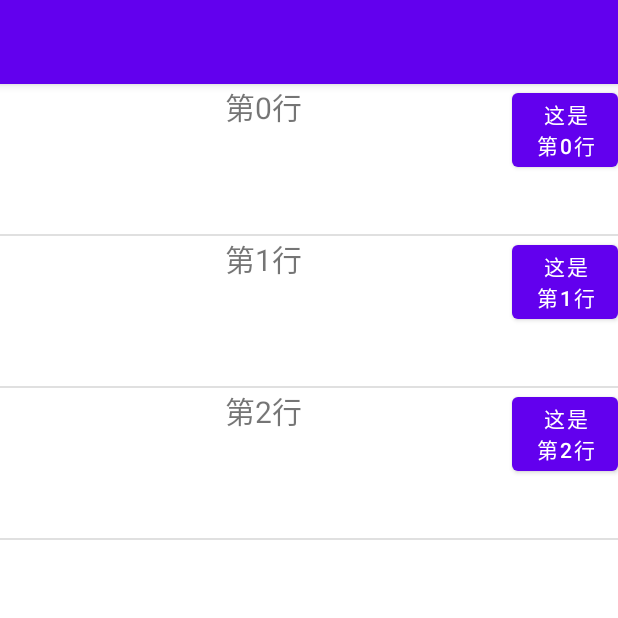
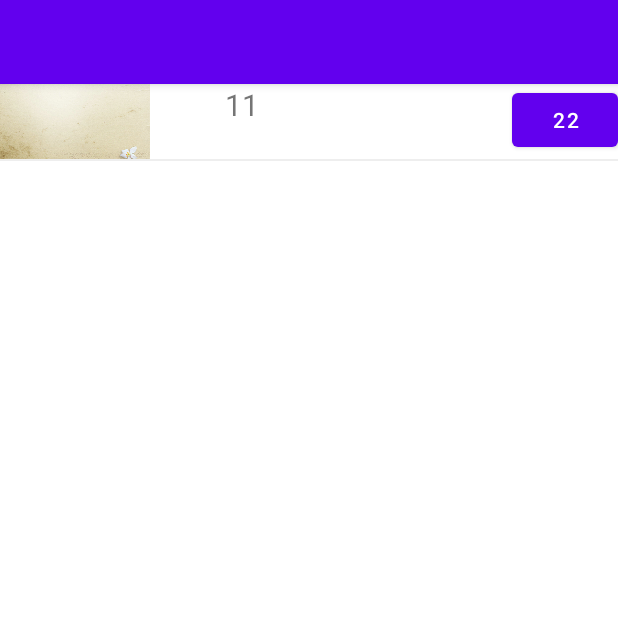
Before and after one commit to JialiLiuu/Android-draw, an Android app: the ViewWork screen opened directly, with no data from a screen before it, on a phone screen of 412 x 824 dp, the top half of it. Run offline under Robolectric (Android 15) with nearby library versions, the phone set to English and light mode, and no system bars.

Commit message:
滑动删除功能完成，下一步完成照片从虚拟机中删除

```diff
--- a/app/build.gradle
+++ b/app/build.gradle
@@ -35,4 +35,5 @@ dependencies {
     testImplementation 'junit:junit:4.+'
     androidTestImplementation 'androidx.test.ext:junit:1.1.3'
     androidTestImplementation 'androidx.test.espresso:espresso-core:3.4.0'
+
 }
--- /dev/null
+++ b/app/src/main/java/com/example/myapplication/Adapter.java
@@ -0,0 +1,106 @@
+package com.example.myapplication;
+
+import android.content.Context;
+import android.view.LayoutInflater;
+import android.view.View;
+import android.view.ViewGroup;
+import android.widget.ImageView;
+import android.widget.TextView;
+
+import androidx.annotation.NonNull;
+import androidx.recyclerview.widget.RecyclerView;
+
+import java.util.ArrayList;
+import java.util.List;
+
+public class Adapter extends RecyclerView.Adapter<Adapter.MyViewHolder> {
+
+    //图标数组
+    private int[] icons = {R.drawable.bg};
+
+    //名字数组
+    private int[] names = {11};
+
+    //信息数组
+    private int[] infos = {22};
+
+    private Context lContent;//定义上下文
+
+    //集合
+    private List<Integer> listIcon = new ArrayList<>();
+    private List<Integer> listName = new ArrayList<>();
+    private List<Integer> listInfo = new ArrayList<>();
+
+    public Adapter(Context lContent) {
+        this.lContent = lContent;
+        //设置菜单行数与行内图标、名称、信息
+        for (int i = 0; i < 1; i++) {
+            listIcon.add(icons[i]);
+            listName.add(names[i]);
+            listInfo.add(infos[i]);
+        }
+    }
+
+    @NonNull
+    @Override
+    public MyViewHolder onCreateViewHolder(@NonNull ViewGroup parent, int viewType) {
+        //获取列表中每行的布局文件
+        View view = LayoutInflater.from(lContent).inflate(R.layout.item_picture, parent, false);
+        return new MyViewHolder(view);
+    }
+
+    //设置列表中行所显示的内容
+    @Override
+    public void onBindViewHolder(@NonNull final MyViewHolder holder, int position) {
+        //设置图标
+        holder.img.setBackgroundResource(listIcon.get(position));
+        //设置名称
+        holder.name.setText(""+listName.get(position));
+        //设置信息
+        holder.info.setText(""+listInfo.get(position));
+        //设置内容宽度为屏幕的宽度
+        holder.layout_content.getLayoutParams().width = Utils.getScreenWidth(lContent);
+
+        //删除按钮的方法
+        holder.btn_delete.setOnClickListener(new View.OnClickListener() {
+            @Override
+            public void onClick(View v) {
+                int n = holder.getLayoutPosition();//获取要删除行的位置
+                removeData(n);//删除列表中指定的行
+            }
+        });
+    }
+
+    //返回行的总数
+    @Override
+    public int getItemCount() {
+        return listIcon.size();
+    }
+
+    //删除列表行中信息的方法
+    public void removeData(int position){
+        listIcon.remove(position);//删除图标
+        listName.remove(position);//删除行中名字
+        listInfo.remove(position);//删除信息
+        notifyItemRemoved(position);//删除行
+    }
+
+
+    class MyViewHolder extends RecyclerView.ViewHolder {
+
+        public TextView btn_delete;
+        public TextView name, info;//名字与信息
+        public ImageView img;//图标
+        public ViewGroup layout_content;//图标与信息布局
+
+        //获取控件
+        public MyViewHolder(View itemView) {
+            super(itemView);
+            name = itemView.findViewById(R.id.ItemTitle);
+            info = itemView.findViewById(R.id.ItemText);
+            img = itemView.findViewById(R.id.ItemImage);
+            layout_content = itemView.findViewById(R.id.layout_content);
+            btn_delete = itemView.findViewById(R.id.tv_delete);
+        }
+    }
+}
--- a/app/src/main/java/com/example/myapplication/MainActivity.java
+++ b/app/src/main/java/com/example/myapplication/MainActivity.java
@@ -55,6 +55,7 @@ public class MainActivity extends AppCompatActivity implements View.OnClickListe
     }
 
     private void viewPicture() {
-
+        Intent intent = new Intent(this,ViewWork.class);
+        MainActivity.this.startActivity(intent);
     }
 }
--- /dev/null
+++ b/app/src/main/java/com/example/myapplication/SlideButton.java
@@ -0,0 +1,100 @@
+package com.example.myapplication;
+
+import android.annotation.SuppressLint;
+import android.content.Context;
+import android.database.Cursor;
+import android.os.Bundle;
+import android.provider.MediaStore;
+import android.util.AttributeSet;
+import android.util.Log;
+import android.view.MotionEvent;
+import android.widget.HorizontalScrollView;
+import android.widget.ImageView;
+import android.widget.ListView;
+import android.widget.SimpleAdapter;
+import android.widget.TextView;
+
+import androidx.appcompat.app.AppCompatActivity;
+
+import java.util.ArrayList;
+import java.util.HashMap;
+import java.util.List;
+import java.util.Map;
+
+public class SlideButton extends HorizontalScrollView {
+
+    ArrayList paths = null;
+    ArrayList names= null;
+    List<Map<String, Object>> listItems;
+
+    private ArrayList<HashMap<String, Object>> lists;
+    private SimpleAdapter adapter;
+    private ListView listView;
+    private String[] theme = {"张明", "李明", "李明"};
+    private String[] content = {"600 602 501", "666 620 502", "666 620 503"};
+    private int imageViews = R.mipmap.ic_launcher;
+
+    private static final String TAG = "SlidingButtonView";
+    private TextView lTextView_Delete;//删除按钮
+    private int lScrollWith;//横向滚动范围
+    private boolean first = false; //标记第一次进入获取删除按钮控件
+
+    public SlideButton(Context context) {
+        this(context, null);
+    }
+
+    public SlideButton(Context context, AttributeSet attrs) {
+        this(context, attrs, 0);
+    }
+
+    public SlideButton(Context context, AttributeSet attrs, int defStyleAttr) {
+        super(context, attrs, defStyleAttr);
+        this.setOverScrollMode(OVER_SCROLL_NEVER);
+    }
+
+    @Override
+    protected void onMeasure(int widthMeasureSpec, int heightMeasureSpec) {
+        super.onMeasure(widthMeasureSpec, heightMeasureSpec);
+        //第一次进入时获取删除控件
+        if (!first) {
+            lTextView_Delete = findViewById(R.id.tv_delete);
+            first = true;//修改标记
+        }
+    }
+
+    @Override
+    protected void onLayout(boolean changed, int l, int t, int r, int b) {
+        super.onLayout(changed, l, t, r, b);
+        //默认隐藏删除按钮
+        if (changed) {
+            this.scrollTo(0, 0);
+            //获取水平滚动条可以滚动的范围，也就是右侧删除按钮的宽度
+            lScrollWith = lTextView_Delete.getWidth();
+        }
+    }
+
+    //手势判断
+    @Override
+    public boolean onTouchEvent(MotionEvent ev) {
+        switch (ev.getAction()) {
+            case MotionEvent.ACTION_UP:
+            case MotionEvent.ACTION_CANCEL:
+                Log.d(TAG, "onTouchEvent: ");
+                changeScrollx();
+                return true;
+        }
+        return super.onTouchEvent(ev);
+    }
+
+    //根据滑动距离判断是否显示删除按钮
+    private void changeScrollx() {
+        //触摸滑动的距离大于删除按钮的一半时
+        if (getScrollX() >= (lScrollWith / 2)) {
+            //显示删除按钮
+            this.smoothScrollTo(lScrollWith, 0);
+        } else {
+            //隐藏删除按钮
+            this.smoothScrollTo(0, 0);
+        }
+    }
+}
--- /dev/null
+++ b/app/src/main/java/com/example/myapplication/Utils.java
@@ -0,0 +1,22 @@
+package com.example.myapplication;
+
+import android.content.Context;
+import android.util.DisplayMetrics;
+import android.view.WindowManager;
+
+public class Utils {
+
+    //获取屏幕宽度
+    public static int getScreenWidth(Context context){
+        //获取窗口管理服务
+        WindowManager wm = (WindowManager) context.getSystemService(Context.WINDOW_SERVICE);
+
+        //屏幕参数对象
+        DisplayMetrics outMetrics = new DisplayMetrics();
+
+        //获取屏幕参数
+        wm.getDefaultDisplay().getMetrics(outMetrics);
+
+        return outMetrics.widthPixels;
+    }
+}
--- a/app/src/main/java/com/example/myapplication/ViewWork.java
+++ b/app/src/main/java/com/example/myapplication/ViewWork.java
@@ -1,15 +1,23 @@
 package com.example.myapplication;
 
 import android.annotation.SuppressLint;
+import android.content.Context;
 import android.database.Cursor;
 import android.os.Bundle;
 import android.provider.MediaStore;
+import android.util.AttributeSet;
 import android.util.Log;
+import android.view.MotionEvent;
+import android.widget.HorizontalScrollView;
 import android.widget.ImageView;
 import android.widget.ListView;
 import android.widget.SimpleAdapter;
+import android.widget.TextView;
 
 import androidx.appcompat.app.AppCompatActivity;
+import androidx.recyclerview.widget.DefaultItemAnimator;
+import androidx.recyclerview.widget.LinearLayoutManager;
+import androidx.recyclerview.widget.RecyclerView;
 
 import java.util.ArrayList;
 import java.util.HashMap;
@@ -18,71 +26,91 @@ import java.util.Map;
 
 public class ViewWork extends AppCompatActivity {
 
-    ArrayList paths = null;
-    ArrayList names= null;
-    List<Map<String, Object>> listItems;
-
-    private ArrayList<HashMap<String, Object>> lists;
-    private SimpleAdapter adapter;
-    private ListView listView;
-    private String[] theme = {"张明", "李明", "李明"};
-    private String[] content = {"600 602 501", "666 620 502", "666 620 503"};
-    private int imageViews = R.mipmap.ic_launcher;
+    private RecyclerView mRecyclerView;
+    private Adapter mAdapter;
 
     @Override
     protected void onCreate(Bundle savedInstanceState) {
         super.onCreate(savedInstanceState);
         setContentView(R.layout.activity_view_work);
-        GetImagesPath();
-        Log.i("GetImagesPath", "onCreate: listItems.size " + listItems.size());
-
-        lists = new ArrayList<>();
-        for (int i = 0; i < theme.length; i++) {
-            HashMap<String, Object> map = new HashMap<>();
-            map.put("ItemImage", "/storage/emulated/0/Pictures/1635314041098.jpg");//加入图片
-            map.put("ItemTitle", "第"+i+"行");
-            map.put("ItemText", "这是第"+i+"行");
-            lists.add(map);
-        }
-        listView = (ListView)findViewById(R.id.lv);
-        //适配器指定应用自己定义的xml格式
-        SimpleAdapter mSimpleAdapter = new SimpleAdapter(this,lists,//需要绑定的数据
-                R.layout.item_picture,//每一行的布局
-                //动态数组中的数据源的键对应到定义布局的View中
-                new String[] {"ItemImage","ItemTitle", "ItemText"},
-                new int[] {R.id.ItemImage,R.id.ItemTitle,R.id.ItemText});
-
-        listView.setAdapter(mSimpleAdapter);
+        initView();//调用初始化控件方法
+        setAdapter();//调用设置适配器方法
     }
 
-    void GetImagesPath(){
+    /**
+     * 设置适配器方法
+     */
+    private void setAdapter() {
+        //设置布局管理器
+        mRecyclerView.setLayoutManager(new LinearLayoutManager(this));
+        //设置适配器
+        mRecyclerView.setAdapter(mAdapter = new Adapter(this));
+        //设置列表中子项的动画
+        mRecyclerView.setItemAnimator(new DefaultItemAnimator());
+    }
 
-        paths = new ArrayList();
-        names = new ArrayList();
+    /**
+     * 初始化控件
+     */
+    private void initView() {
+        //获取列表控件
+        mRecyclerView = findViewById(R.id.lv);
+    }
 
-        Cursor cursor = getContentResolver().query(
-                MediaStore.Images.Media.EXTERNAL_CONTENT_URI, null, null, null, null);
-        while (cursor.moveToNext()) {
-            //获取图片的名称
-            @SuppressLint("Range") String name = cursor.getString(cursor.getColumnIndex(MediaStore.Images.Media.DISPLAY_NAME));
-            // 获取图片的绝对路径
-            int column_index = cursor.getColumnIndexOrThrow(MediaStore.Images.Media.DATA);
-            String path = cursor.getString(column_index);
+//    @Override
+//    protected void onCreate(Bundle savedInstanceState) {
+//        super.onCreate(savedInstanceState);
+//        setContentView(R.layout.activity_view_work);
+//        GetImagesPath();
+//        Log.i("GetImagesPath", "onCreate: listItems.size " + listItems.size());
+//
+//        lists = new ArrayList<>();
+//        for (int i = 0; i < theme.length; i++) {
+//            HashMap<String, Object> map = new HashMap<>();
+//            map.put("ItemImage", "/storage/emulated/0/Pictures/1635314041098.jpg");//加入图片
+//            map.put("ItemTitle", "第"+i+"行");
+//            map.put("ItemText", "这是第"+i+"行");
+//            lists.add(map);
+//        }
+//        listView = (ListView)findViewById(R.id.lv);
+//        //适配器指定应用自己定义的xml格式
+//        SimpleAdapter mSimpleAdapter = new SimpleAdapter(this,lists,//需要绑定的数据
+//                R.layout.item_picture,//每一行的布局
+//                //动态数组中的数据源的键对应到定义布局的View中
+//                new String[] {"ItemImage","ItemTitle", "ItemText"},
+//                new int[] {R.id.ItemImage,R.id.ItemTitle,R.id.ItemText});
+//
+//        listView.setAdapter(mSimpleAdapter);
+//    }
 
-
-            paths.add(path);
-            names.add(name);
-
-            Log.i("GetImagesPath", "GetImagesPath: name = "+name+"  path = "+ path);
-
-
-        }
-        listItems = new ArrayList<>();
-        for (int i = 0; i < paths.size(); i++) {
-            Map<String, Object> map = new HashMap<>();
-            map.put("name", paths.get(i));
-            map.put("desc", names.get(i));
-            listItems.add(map);
-        }
-    }
+//    void GetImagesPath(){
+//
+//        paths = new ArrayList();
+//        names = new ArrayList();
+//
+//        Cursor cursor = getContentResolver().query(
+//                MediaStore.Images.Media.EXTERNAL_CONTENT_URI, null, null, null, null);
+//        while (cursor.moveToNext()) {
+//            //获取图片的名称
+//            @SuppressLint("Range") String name = cursor.getString(cursor.getColumnIndex(MediaStore.Images.Media.DISPLAY_NAME));
+//            // 获取图片的绝对路径
+//            int column_index = cursor.getColumnIndexOrThrow(MediaStore.Images.Media.DATA);
+//            String path = cursor.getString(column_index);
+//
+//
+//            paths.add(path);
+//            names.add(name);
+//
+//            Log.i("GetImagesPath", "GetImagesPath: name = "+name+"  path = "+ path);
+//
+//
+//        }
+//        listItems = new ArrayList<>();
+//        for (int i = 0; i < paths.size(); i++) {
+//            Map<String, Object> map = new HashMap<>();
+//            map.put("name", paths.get(i));
+//            map.put("desc", names.get(i));
+//            listItems.add(map);
+//        }
+//    }
 }
--- a/app/src/main/res/layout/activity_view_work.xml
+++ b/app/src/main/res/layout/activity_view_work.xml
@@ -1,12 +1,22 @@
 <?xml version="1.0" encoding="utf-8"?>
-<LinearLayout xmlns:android="http://schemas.android.com/apk/res/android"
-    android:layout_width="fill_parent"
-    android:layout_height="fill_parent"
-    >
-    <!-- 添加一个ListView控件 -->
-    <ListView
+<RelativeLayout
+    xmlns:android="http://schemas.android.com/apk/res/android"
+    xmlns:app="http://schemas.android.com/apk/res-auto"
+    xmlns:tools="http://schemas.android.com/tools"
+    android:layout_width="match_parent"
+    android:layout_height="match_parent"
+    tools:context=".MainActivity">
+
+
+    <androidx.recyclerview.widget.RecyclerView
         android:id="@+id/lv"
-        android:layout_width="fill_parent"
-        android:layout_height="fill_parent">
-    </ListView>
-</LinearLayout>
+        android:layout_width="match_parent"
+        android:layout_height="wrap_content"
+        android:background="#eeeeee"
+        android:orientation="vertical"
+        android:overScrollMode="never"
+        android:scrollbars="vertical">
+
+    </androidx.recyclerview.widget.RecyclerView>
+
+</RelativeLayout>
--- a/app/src/main/res/layout/item_picture.xml
+++ b/app/src/main/res/layout/item_picture.xml
@@ -1,8 +1,31 @@
 <?xml version="1.0" encoding="utf-8"?>
-<LinearLayout xmlns:android="http://schemas.android.com/apk/res/android"
-    android:layout_width="fill_parent"
-    android:layout_height="fill_parent"
-    android:orientation="horizontal">
+<com.example.myapplication.SlideButton
+    xmlns:android="http://schemas.android.com/apk/res/android"
+    android:layout_width="match_parent"
+    android:layout_height="50dp"
+    android:layout_marginBottom="1dp"
+    android:background="@android:color/white">
+
+    <RelativeLayout
+        android:layout_width="match_parent"
+        android:layout_height="match_parent">
+
+        <!--删除按钮-->
+        <TextView
+            android:id="@+id/tv_delete"
+            android:layout_width="80dp"
+            android:layout_height="match_parent"
+            android:layout_toRightOf="@+id/layout_content"
+            android:gravity="center"
+            android:text="删除"
+            android:textColor="@android:color/white"/>
+
+        <!--行的布局文件-->
+        <LinearLayout
+            android:id="@+id/layout_content"
+            android:layout_width="match_parent"
+            android:layout_height="match_parent"
+            android:gravity="center_vertical">
 
             <ImageView
                 android:layout_alignParentLeft="true"
@@ -28,3 +51,8 @@
                 android:layout_weight="2"
                 android:text="删除" />
         </LinearLayout>
+
+    </RelativeLayout>
+
+
+</com.example.myapplication.SlideButton>
--- a/settings.gradle
+++ b/settings.gradle
@@ -8,4 +8,3 @@ dependencyResolutionManagement {
 }
 rootProject.name = "My Application"
 include ':app'
-include ':app:library'
```
Lines whose indentation alone changed are shown as unchanged.
